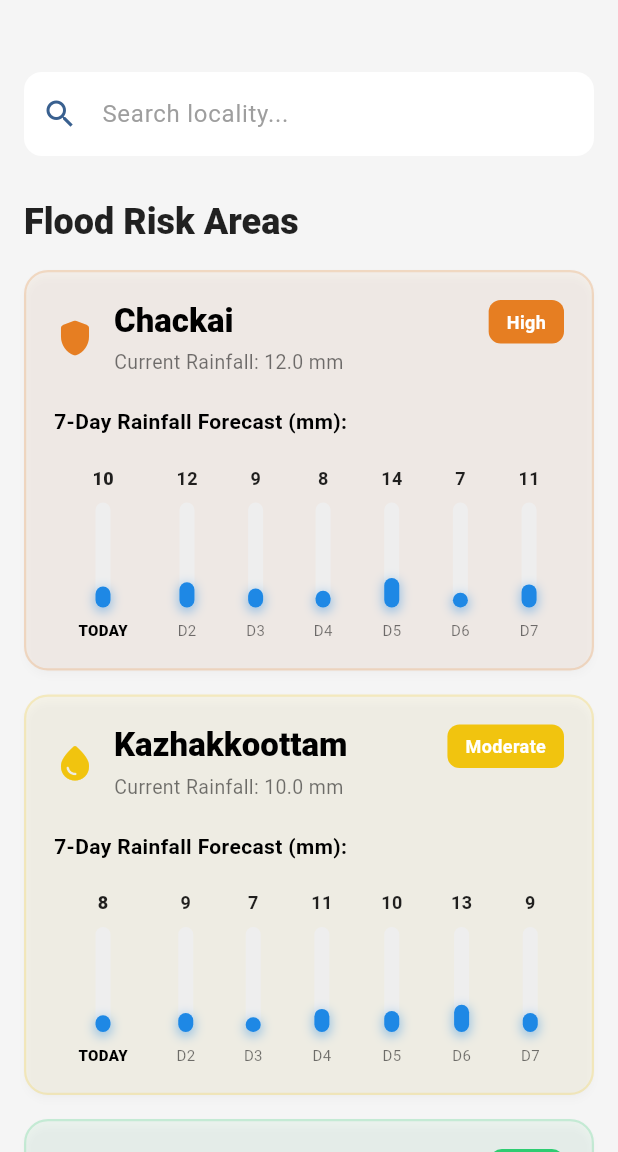
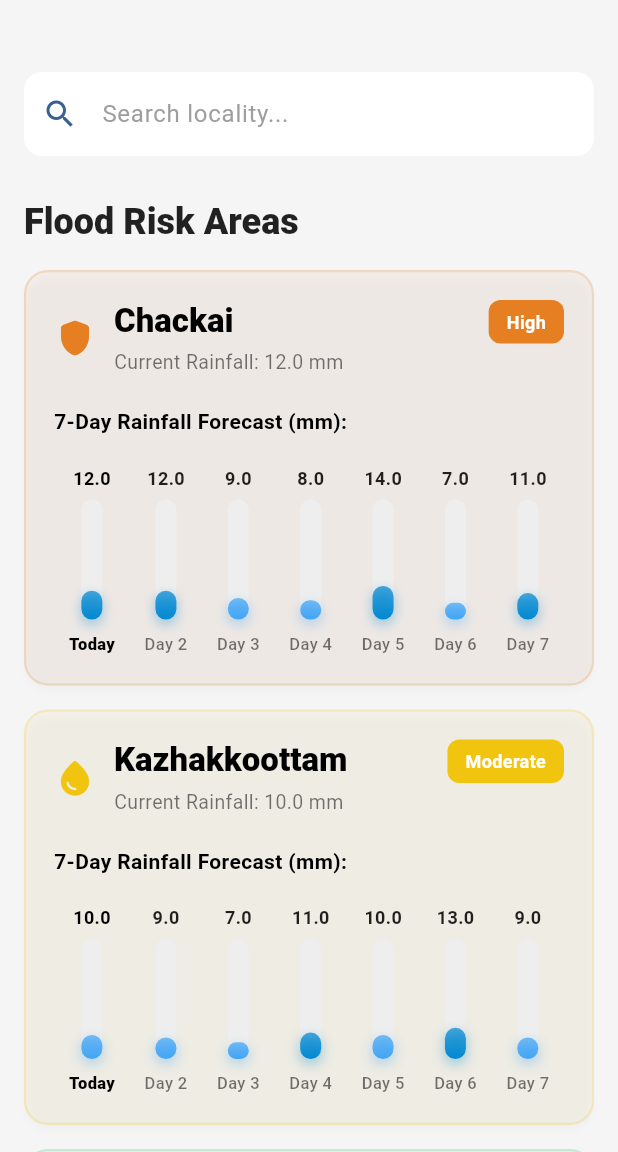
Before and after one commit to abhixav/floodwatchapp, a Flutter app: the HomeScreen screen opened directly, on a phone screen of 412 x 824 dp, the part 84-1236 px from its top. Run offline on Flutter 3.47's test engine with Material 3 defaults, Android fonts, the light colour scheme and no system bars; our stand-ins replace cloud_firestore, firebase_auth, firebase_core, flutter_map, geolocator, latlong2; accounts and stored records are empty; network calls fail.

Commit message:
Current rainfall fixed

```diff
--- a/lib/views/home_screen.dart
+++ b/lib/views/home_screen.dart
@@ -324,7 +324,8 @@ class _AreaRow extends StatelessWidget {
                           color: Colors.black)),
                   const SizedBox(height: 16),
                   // PASSES ONLY THE FIRST 7 ELEMENTS
-                  _ForecastChart(forecast: area.forecast.take(7).toList()),
+                  _ForecastChart(forecast: area.forecast.take(7).toList(),currentRainfall: area.rainfall,),
+
                 ],
               ),
           ],
@@ -340,86 +341,95 @@ class _AreaRow extends StatelessWidget {
 
 class _ForecastChart extends StatelessWidget {
   final List<double> forecast;
-  const _ForecastChart({required this.forecast});
+  final double currentRainfall;
+  const _ForecastChart({required this.forecast, required this.currentRainfall});
 
-  // Scale: Max rainfall (e.g., 50mm) determines the full bar length (1.0)
   static const double _maxRainfall = 50.0;
-  static const double _barWidth = 10; // Slightly thicker bar
+  static const double _barWidth = 14;
 
-  double _getNormalizedValue(double rainfall) {
-    return (rainfall / _maxRainfall).clamp(0.0, 1.0);
-  }
+  double _getNormalizedValue(double rainfall) =>
+      (rainfall / _maxRainfall).clamp(0.0, 1.0);
 
   Color _getBarColor(double rainfall) {
     if (rainfall > 40) return AppColors.severe;
     if (rainfall > 20) return AppColors.moderate;
-    return Colors.blue.shade600; // Deeper blue for low risk
+    if (rainfall > 10) return Colors.lightBlue.shade700;
+    return Colors.blue.shade400;
   }
 
   @override
   Widget build(BuildContext context) {
-    // We use a SizedBox to ensure the row takes up the full width, distributing children evenly.
+    // Merge current rainfall into the first day
+    final updatedForecast = List<double>.from(forecast);
+    if (updatedForecast.isNotEmpty) updatedForecast[0] = currentRainfall;
+
     return SizedBox(
-      height: 120, // Give the chart a fixed height
+      height: 130,
       child: Row(
-        mainAxisAlignment: MainAxisAlignment.spaceAround, // Evenly spaced
+        mainAxisAlignment: MainAxisAlignment.spaceAround,
         crossAxisAlignment: CrossAxisAlignment.end,
-        children: forecast.asMap().entries.map((entry) {
+        children: updatedForecast.asMap().entries.map((entry) {
           int index = entry.key;
           double rainfall = entry.value;
           double normalizedValue = _getNormalizedValue(rainfall);
-          Color barColor = _getBarColor(rainfall);
+          double barHeight = 80;
+
           bool isToday = index == 0;
-          double barHeight = 70; // Max height of the bar
+          final barColor = _getBarColor(rainfall);
 
           return Column(
             mainAxisAlignment: MainAxisAlignment.end,
             children: [
-              // Rainfall Value
               Text(
-                '${rainfall.toStringAsFixed(0)}',
+                '${rainfall.toStringAsFixed(1)}',
                 style: TextStyle(
                     fontSize: 12,
-                    fontWeight: isToday ? FontWeight.w800 : FontWeight.w600,
-                    color: Colors.black87),
+                    fontWeight: FontWeight.w700,
+                    color: isToday ? Colors.black : Colors.black87),
               ),
-              const SizedBox(height: 8),
-              // The Bar container
+              const SizedBox(height: 6),
               Container(
                 height: barHeight,
                 width: _barWidth,
                 decoration: BoxDecoration(
-                  color: Colors.grey.shade200, // Background color for the empty part
+                  color: Colors.grey.shade200,
                   borderRadius: BorderRadius.circular(_barWidth / 2),
                 ),
                 child: Align(
                   alignment: Alignment.bottomCenter,
                   child: Container(
-                    height: barHeight * normalizedValue, // Actual height based on value
+                    height: barHeight * normalizedValue,
                     width: _barWidth,
                     decoration: BoxDecoration(
-                      color: barColor,
+                      gradient: LinearGradient(
+                        begin: Alignment.bottomCenter,
+                        end: Alignment.topCenter,
+                        colors: [
+                          barColor,
+                          barColor.withOpacity(0.7),
+                        ],
+                      ),
                       borderRadius: BorderRadius.circular(_barWidth / 2),
                       boxShadow: [
-                         BoxShadow(
-                           color: barColor.withOpacity(0.4),
-                           blurRadius: 5,
-                           spreadRadius: 1,
-                           offset: const Offset(0, 2),
-                         )
-                      ]
+                        BoxShadow(
+                          color: barColor.withOpacity(0.3),
+                          blurRadius: 6,
+                          spreadRadius: 1,
+                          offset: const Offset(0, 3),
+                        )
+                      ],
                     ),
                   ),
                 ),
               ),
               const SizedBox(height: 8),
-              // Day Label
               Text(
-                isToday ? 'TODAY' : 'D${index + 1}', // Capitalized TODAY
+                isToday ? 'Today' : 'Day ${index + 1}',
                 style: TextStyle(
-                    fontSize: 10,
-                    color: isToday ? Colors.black : Colors.black54,
-                    fontWeight: isToday ? FontWeight.w800 : FontWeight.normal),
+                  fontSize: 11,
+                  fontWeight: isToday ? FontWeight.w800 : FontWeight.w500,
+                  color: isToday ? Colors.black : Colors.black54,
+                ),
               ),
             ],
           );
```
